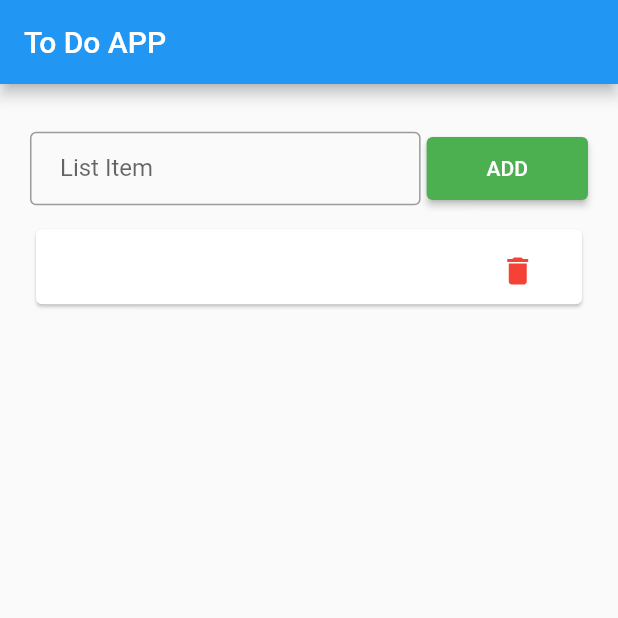
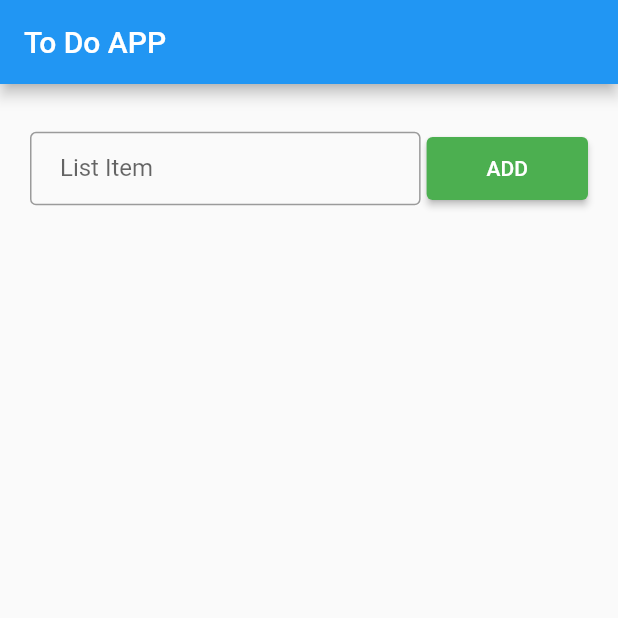
Before and after one commit to IsratAra17/to_do_app, a Flutter app: the screen it shows after launch, after a tap on "ADD", after a tap on the "delete" icon, on a phone screen of 412 x 824 dp, the top half of it. Run offline on Flutter 3.47's test engine with Material 2 defaults, Android fonts, the phone set to English and light mode, and no system bars.

Commit message:
delete funtion added and done

```diff
--- a/lib/ToDo_page.dart
+++ b/lib/ToDo_page.dart
@@ -11,6 +11,7 @@ class ToDo_page extends StatefulWidget {
 
 class _ToDo_pageState extends State<ToDo_page> {
   List ToDoList=[];
+  int val=0;
 String inputItem="";
   MyInputOnChange(value)
   {
@@ -24,7 +25,12 @@ String inputItem="";
       ToDoList.add({'item':inputItem});
     });
   }
-
+  DeleteItem(index)
+  {
+    setState(() {
+      ToDoList.removeAt(index);
+    });
+  }
   @override
   Widget build(BuildContext context) {
     return Scaffold(
@@ -59,7 +65,10 @@ String inputItem="";
 
                         children: [
                           Expanded(flex:80,child:Text(ToDoList[index]['item'].toString())),
-                          Expanded(flex:20,child:TextButton(onPressed: (){}, child: Icon(Icons.delete,color: Colors.red,),))
+                          Expanded(flex:20,child:TextButton(onPressed: (){
+
+                            DeleteItem(index);
+                          }, child: Icon(Icons.delete,color: Colors.red,),))
 
                       ],)
 
```
